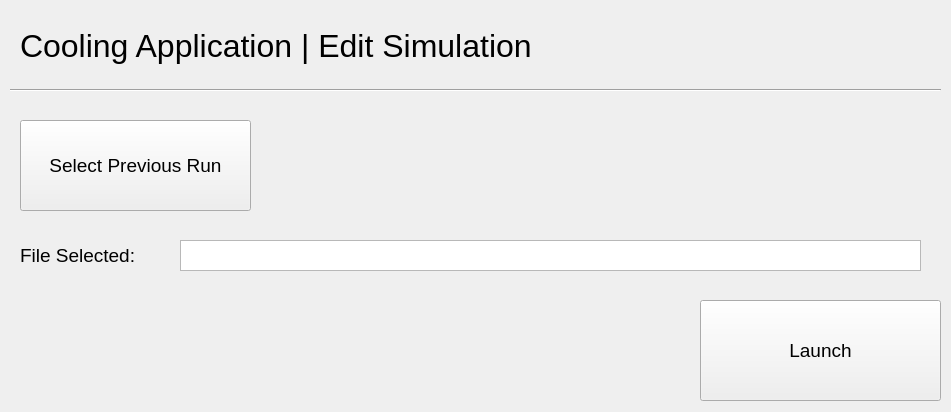
The window that UI_Files/Startup.ui (JWendel25/FSAE_EV_Cooling_Application) describes before a commit, drawn with Qt 5.
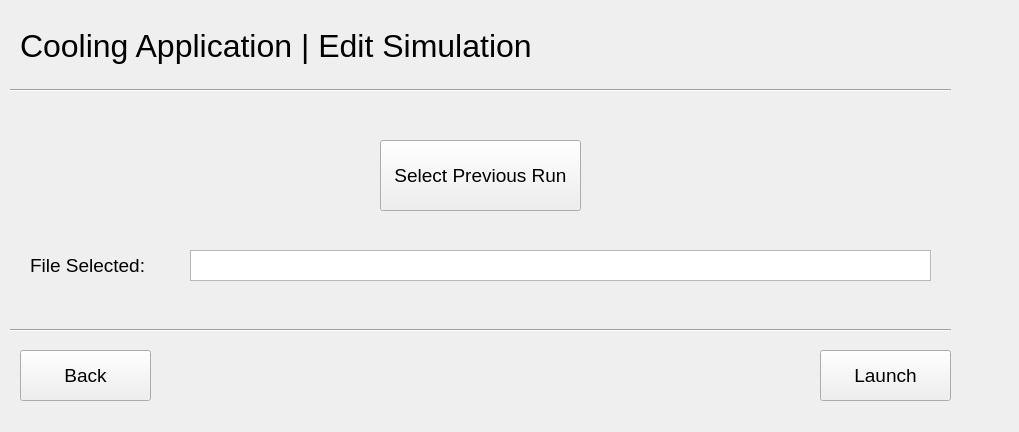
The same window after the commit. The open tabs and pages were chosen to show the change.

```diff
--- a/UI_Files/Startup.ui
+++ b/UI_Files/Startup.ui
@@ -6,8 +6,8 @@
    <rect>
     <x>0</x>
     <y>0</y>
-    <width>951</width>
-    <height>412</height>
+    <width>1019</width>
+    <height>432</height>
    </rect>
   </property>
   <property name="windowTitle">
@@ -19,7 +19,7 @@
   <widget class="QStackedWidget" name="stackedWidget">
    <property name="geometry">
     <rect>
-     <x>-10</x>
+     <x>0</x>
      <y>0</y>
      <width>961</width>
      <height>411</height>
@@ -301,9 +301,9 @@
     <widget class="Line" name="line_9">
      <property name="geometry">
       <rect>
-       <x>20</x>
+       <x>10</x>
        <y>80</y>
-       <width>931</width>
+       <width>941</width>
        <height>21</height>
       </rect>
      </property>
@@ -315,7 +315,7 @@
      <property name="geometry">
       <rect>
        <x>190</x>
-       <y>240</y>
+       <y>250</y>
        <width>741</width>
        <height>31</height>
       </rect>
@@ -327,9 +327,9 @@
     <widget class="QLabel" name="title_3">
      <property name="geometry">
       <rect>
-       <x>30</x>
+       <x>20</x>
        <y>20</y>
-       <width>911</width>
+       <width>921</width>
        <height>51</height>
       </rect>
      </property>
@@ -342,29 +342,11 @@
       <string>Cooling Application | Edit Simulation</string>
      </property>
     </widget>
-    <widget class="QPushButton" name="launchEdit">
-     <property name="geometry">
-      <rect>
-       <x>710</x>
-       <y>300</y>
-       <width>241</width>
-       <height>101</height>
-      </rect>
-     </property>
-     <property name="font">
-      <font>
-       <pointsize>14</pointsize>
-      </font>
-     </property>
-     <property name="text">
-      <string>Launch</string>
-     </property>
-    </widget>
     <widget class="QLabel" name="label_17">
      <property name="geometry">
       <rect>
        <x>30</x>
-       <y>240</y>
+       <y>250</y>
        <width>151</width>
        <height>31</height>
       </rect>
@@ -381,10 +363,10 @@
     <widget class="QPushButton" name="selectFilePrevious">
      <property name="geometry">
       <rect>
-       <x>30</x>
-       <y>120</y>
-       <width>231</width>
-       <height>91</height>
+       <x>380</x>
+       <y>140</y>
+       <width>201</width>
+       <height>71</height>
       </rect>
      </property>
      <property name="font">
@@ -394,6 +376,117 @@
      </property>
      <property name="text">
       <string>Select Previous Run</string>
+     </property>
+    </widget>
+    <widget class="Line" name="line_5">
+     <property name="geometry">
+      <rect>
+       <x>10</x>
+       <y>320</y>
+       <width>941</width>
+       <height>21</height>
+      </rect>
+     </property>
+     <property name="orientation">
+      <enum>Qt::Horizontal</enum>
+     </property>
+    </widget>
+    <widget class="QPushButton" name="BackEdit">
+     <property name="geometry">
+      <rect>
+       <x>20</x>
+       <y>350</y>
+       <width>131</width>
+       <height>51</height>
+      </rect>
+     </property>
+     <property name="font">
+      <font>
+       <pointsize>14</pointsize>
+      </font>
+     </property>
+     <property name="text">
+      <string>Back</string>
+     </property>
+    </widget>
+    <widget class="QPushButton" name="LaunchEdit">
+     <property name="geometry">
+      <rect>
+       <x>820</x>
+       <y>350</y>
+       <width>131</width>
+       <height>51</height>
+      </rect>
+     </property>
+     <property name="font">
+      <font>
+       <pointsize>14</pointsize>
+      </font>
+     </property>
+     <property name="text">
+      <string>Launch</string>
+     </property>
+    </widget>
+   </widget>
+   <widget class="QWidget" name="page">
+    <widget class="QLabel" name="title_5">
+     <property name="geometry">
+      <rect>
+       <x>20</x>
+       <y>20</y>
+       <width>921</width>
+       <height>51</height>
+      </rect>
+     </property>
+     <property name="font">
+      <font>
+       <pointsize>24</pointsize>
+      </font>
+     </property>
+     <property name="text">
+      <string>Cooling Application</string>
+     </property>
+    </widget>
+    <widget class="Line" name="line_6">
+     <property name="geometry">
+      <rect>
+       <x>10</x>
+       <y>80</y>
+       <width>941</width>
+       <height>21</height>
+      </rect>
+     </property>
+     <property name="orientation">
+      <enum>Qt::Horizontal</enum>
+     </property>
+    </widget>
+    <widget class="QLabel" name="textDisplayError">
+     <property name="geometry">
+      <rect>
+       <x>20</x>
+       <y>120</y>
+       <width>921</width>
+       <height>211</height>
+      </rect>
+     </property>
+     <property name="text">
+      <string>Error:</string>
+     </property>
+     <property name="alignment">
+      <set>Qt::AlignCenter</set>
+     </property>
+    </widget>
+    <widget class="QPushButton" name="ErrorReturn">
+     <property name="geometry">
+      <rect>
+       <x>420</x>
+       <y>350</y>
+       <width>121</width>
+       <height>41</height>
+      </rect>
+     </property>
+     <property name="text">
+      <string>OK</string>
      </property>
     </widget>
    </widget>
```
Left out of the diff: 140 changed lines with no effect on the pictures.
